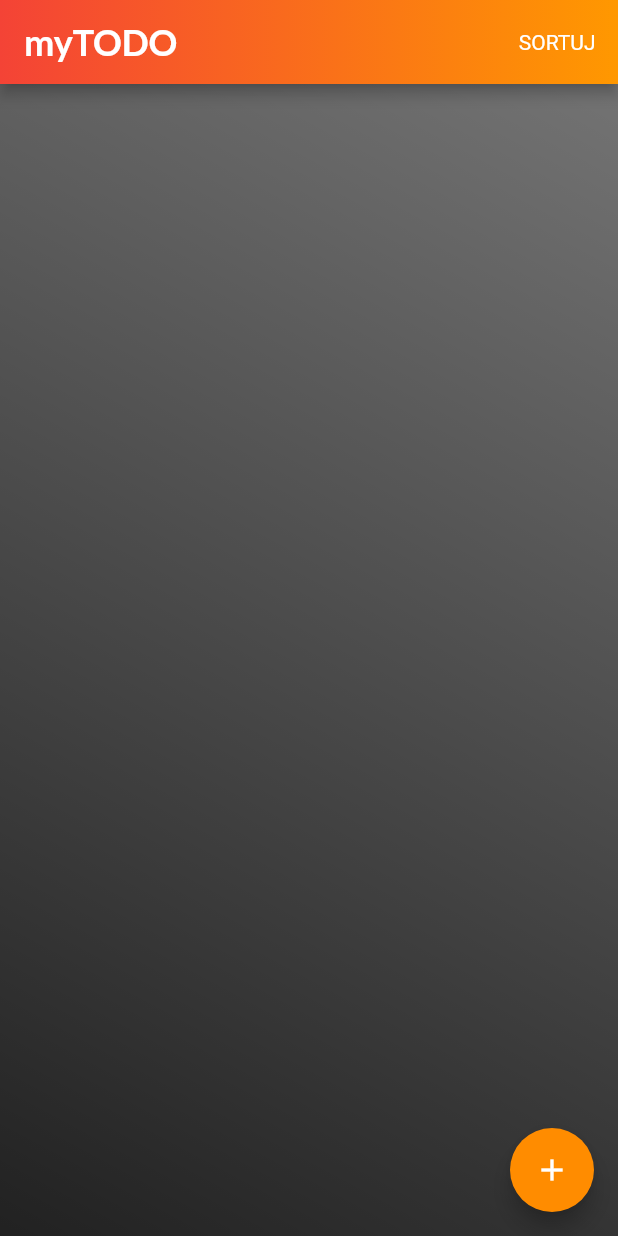
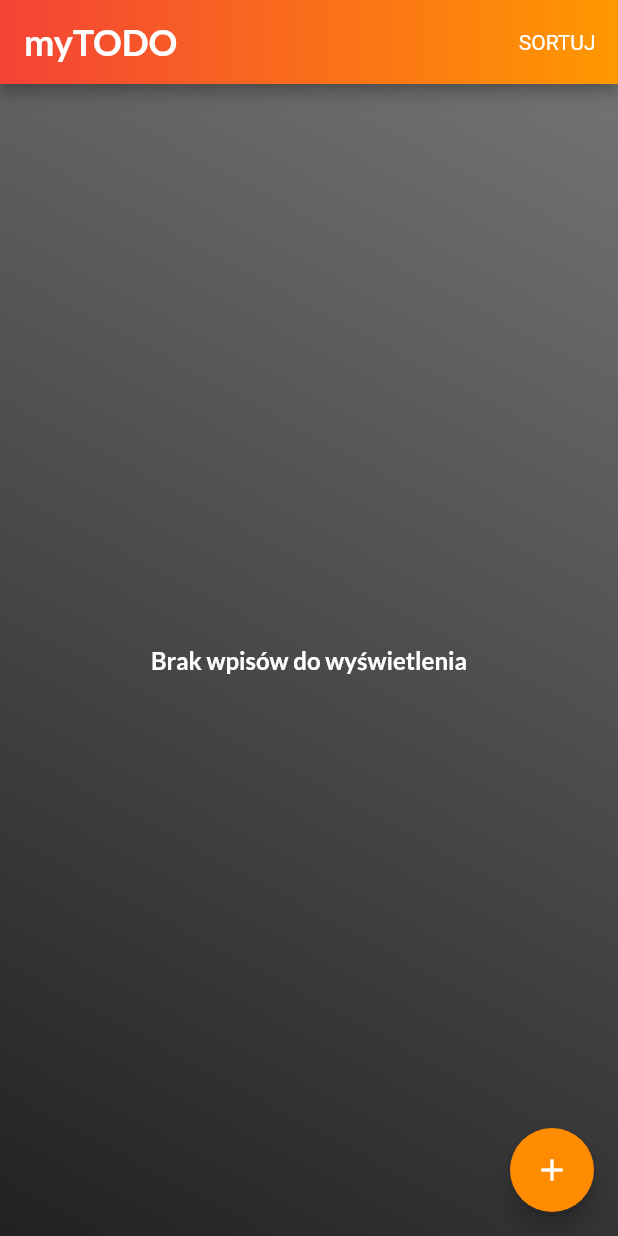
Before and after one commit to piotrpeczkowski/my_todo_app, a Flutter app: the screen it shows after launch, on a phone screen of 412 x 824 dp. Run offline on Flutter 3.47's test engine with Material 2 defaults, Android fonts, the phone set to English and light mode, and no system bars; our stand-ins replace cloud_firestore, firebase_core, google_fonts; accounts and stored records are empty.

```diff
--- a/lib/home_page/home_page.dart
+++ b/lib/home_page/home_page.dart
@@ -152,13 +152,56 @@ class _HomePageState extends State<HomePage> {
                   ),
                 );
               }
-
+              if (snapshot.data!.docs.isEmpty) {
+                return Center(
+                  child: Text(
+                    'Brak wpisów do wyświetlenia',
+                    style: GoogleFonts.lato(
+                      fontSize: 16,
+                      fontWeight: FontWeight.bold,
+                      color: Colors.white,
+                    ),
+                  ),
+                );
+              }
               final documents = snapshot.data!.docs;
-
               return ListView(
                 children: [
                   for (final document in documents) ...[
-                    NoteWidget(document['title'], document['date'])
+                    Dismissible(
+                      key: ValueKey(document.id),
+                      background: Padding(
+                        padding: const EdgeInsets.fromLTRB(10, 20, 0, 0),
+                        child: Row(
+                          children: [
+                            const Icon(
+                              Icons.delete,
+                              color: Color.fromARGB(255, 255, 92, 81),
+                            ),
+                            Text(
+                              'Usuń',
+                              style: GoogleFonts.lato(
+                                  fontSize: 18,
+                                  fontWeight: FontWeight.bold,
+                                  color:
+                                      const Color.fromARGB(255, 255, 92, 81)),
+                            ),
+                          ],
+                        ),
+                      ),
+                      onDismissed: (_) {
+                        FirebaseFirestore.instance
+                            .collection('tasks')
+                            .doc(document.id)
+                            .delete();
+                        ScaffoldMessenger.of(context)
+                            .showSnackBar(const SnackBar(
+                          content: Text('Pozycja usunięta'),
+                          duration: Duration(seconds: 1),
+                        ));
+                      },
+                      child: NoteWidget(document['title'], document['date']),
+                    ),
                   ],
                 ],
               );
--- a/lib/splash_screen/splash_screen.dart
+++ b/lib/splash_screen/splash_screen.dart
@@ -19,7 +19,7 @@ class _SplashScreenState extends State<SplashScreen> {
         Navigator.pushReplacement(
           context,
           MaterialPageRoute(
-            builder: (context) => HomePage(),
+            builder: (context) => const HomePage(),
           ),
         )
       },
```
